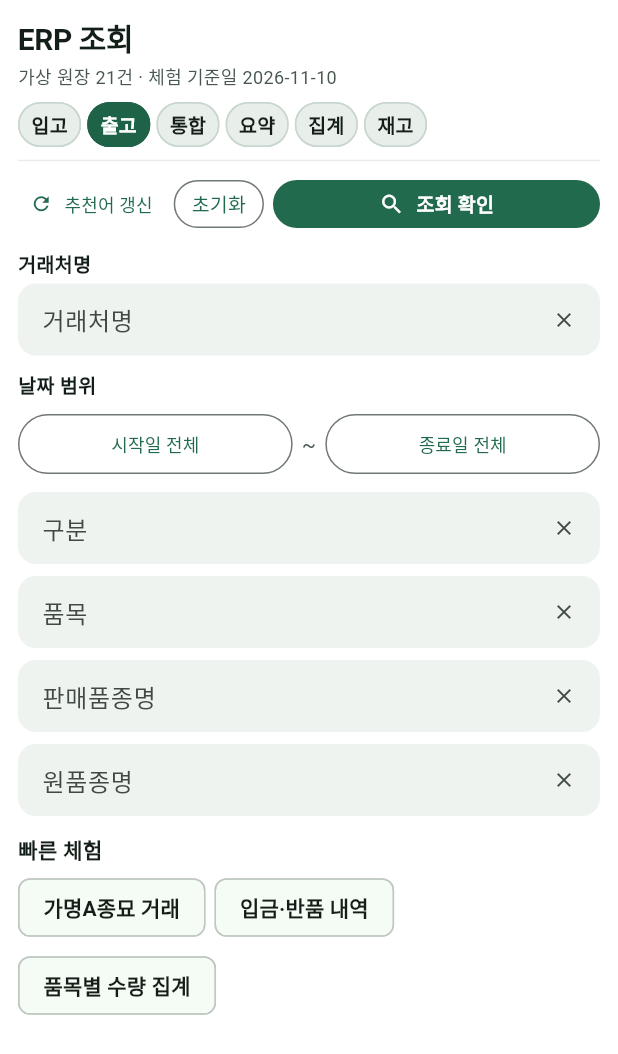
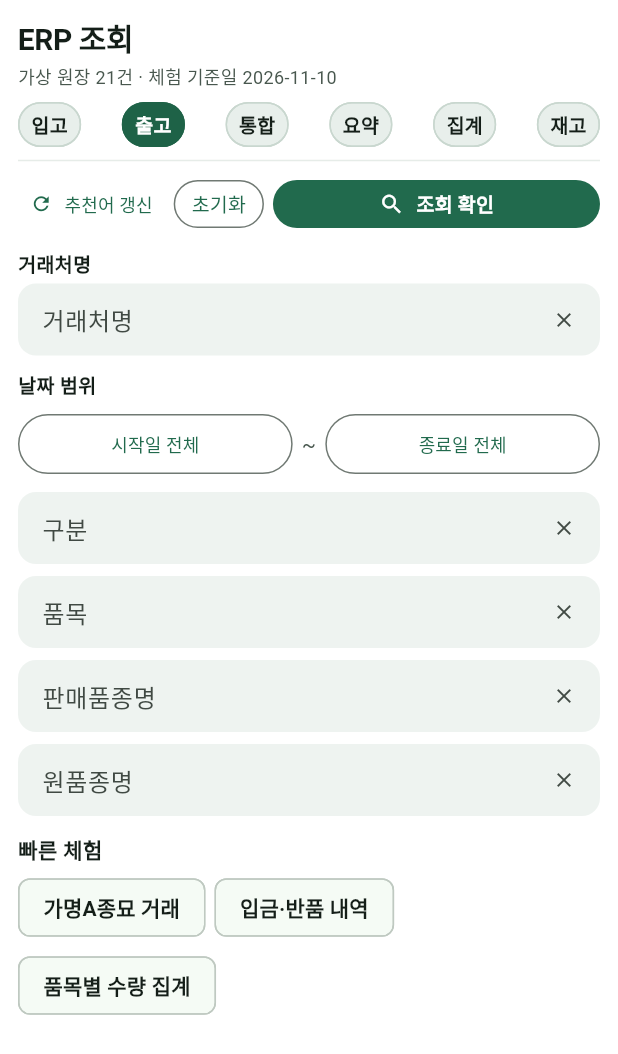
Before and after one commit to OKHand/Hangyeol-app, a Flutter app: the DemoErpPage widget shown alone on an empty page, opened directly, on a phone screen of 412 x 824 dp. Shown: the top 1054 px of the screen. Run offline on Flutter 3.47's test engine with Material 3 defaults, Android fonts, the phone set to English and light mode, and no system bars; our stand-ins replace flutter_secure_storage, geolocator, image_picker, webview_flutter; missing offline and left inert: exif, file_selector, webview_windows; accounts and stored records are empty.

Commit message:
Align ERP mode chips spaceBetween and compact top app bar account row

```diff
--- a/apps/flutter_shell/lib/src/demo/demo_erp_page.dart
+++ b/apps/flutter_shell/lib/src/demo/demo_erp_page.dart
@@ -66,9 +66,12 @@ class _DemoErpPageState extends State<DemoErpPage> {
         const Text('ERP 조회', style: TextStyle(fontSize: 20, fontWeight: FontWeight.w700, color: kHangyeolInk, letterSpacing: -0.3)),
         if (!widget.online) ...[const SizedBox(height: 2), const Text('가상 원장 21건 · 체험 기준일 2026-11-10', style: TextStyle(fontSize: 12, color: kHangyeolMuted))],
         const SizedBox(height: 8),
-        Wrap(
+        SizedBox(
+          width: double.infinity,
+          child: Wrap(
+            alignment: WrapAlignment.spaceBetween,
             spacing: 4,
-          runSpacing: 4,
+            runSpacing: 6,
             children: demoModes
                 .map((mode) => hangyeolChoicePill(
                       label: mode,
@@ -79,6 +82,7 @@ class _DemoErpPageState extends State<DemoErpPage> {
                       onSelected: _busy ? null : (_) => setState(() { _mode = mode; _error = ''; }),
                     ))
                 .toList(),
+          ),
         ),
         const Divider(height: 18, color: kHangyeolDivider),
         Column(crossAxisAlignment: CrossAxisAlignment.stretch, children: [
--- a/apps/flutter_shell/lib/src/serverless/app.dart
+++ b/apps/flutter_shell/lib/src/serverless/app.dart
@@ -147,7 +147,7 @@ class _AuthHomeState extends State<_AuthHome> with WidgetsBindingObserver {
     ]))))));}
     final manage=(user['permissions'] as List? ?? []).contains('staff.manage');
     final roleLabel=const {'owner':'최초 관리자','admin':'관리자','member':'직원','viewer':'조회자'}[user['role']]??'${user['role']??''}';
-    return Scaffold(appBar:AppBar(title:const Row(mainAxisSize:MainAxisSize.min,children:[Icon(Icons.eco,size:20,color:kHangyeolPrimary),SizedBox(width:6),Text('한결씨드 온라인')]),actions:[IconButton(tooltip:'계정·권한 새로 확인',onPressed:_refreshUser,icon:const Icon(Icons.refresh)),IconButton(tooltip:'로그아웃',onPressed:_busy?null:_logout,icon:const Icon(Icons.logout))]),body:SafeArea(child:Column(children:[Container(width:double.infinity,decoration:const BoxDecoration(color:kHangyeolCanvas,border:Border(bottom:BorderSide(color:kHangyeolDivider,width:0.8))),padding:const EdgeInsets.symmetric(horizontal:14,vertical:6),child:Text('${user['email']} · $roleLabel',style:const TextStyle(fontSize:12,color:kHangyeolMuted))),if(_error.isNotEmpty)Padding(padding:const EdgeInsets.all(6),child:Text(_error,style:TextStyle(color:Theme.of(context).colorScheme.error))),Expanded(child:IndexedStack(index:_tab,children:[
+    return Scaffold(appBar:AppBar(toolbarHeight:54,bottom:const PreferredSize(preferredSize:Size.fromHeight(1),child:Divider(height:1,color:kHangyeolDivider)),titleSpacing:14,title:Column(mainAxisSize:MainAxisSize.min,crossAxisAlignment:CrossAxisAlignment.start,children:[const Row(mainAxisSize:MainAxisSize.min,children:[Icon(Icons.eco,size:20,color:kHangyeolPrimary),SizedBox(width:6),Text('한결씨드 온라인')]),const SizedBox(height:1),Text('${user['email']} · $roleLabel',overflow:TextOverflow.ellipsis,style:const TextStyle(fontSize:12,fontWeight:FontWeight.w400,color:kHangyeolMuted))]),actions:[Padding(padding:const EdgeInsets.only(top:16,right:4),child:Row(mainAxisSize:MainAxisSize.min,children:[IconButton(visualDensity:VisualDensity.compact,constraints:const BoxConstraints(minWidth:36,minHeight:32),padding:const EdgeInsets.symmetric(horizontal:6),tooltip:'계정·권한 새로 확인',onPressed:_refreshUser,icon:const Icon(Icons.refresh,size:20)),IconButton(visualDensity:VisualDensity.compact,constraints:const BoxConstraints(minWidth:36,minHeight:32),padding:const EdgeInsets.symmetric(horizontal:6),tooltip:'로그아웃',onPressed:_busy?null:_logout,icon:const Icon(Icons.logout,size:20))]))]),body:SafeArea(child:Column(children:[if(_error.isNotEmpty)Padding(padding:const EdgeInsets.all(6),child:Text(_error,style:TextStyle(color:Theme.of(context).colorScheme.error))),Expanded(child:IndexedStack(index:_tab,children:[
       DemoErpPage(key:ValueKey('erp-${user['email']}'),loadReport:_report,loadSuggestions:_suggestions,refreshSuggestions:_refreshSuggestions),
       _visitedTabs.contains(1)?OnlinePhotosPage(key:ValueKey('photos-${user['email']}'),client:_client!,email:user['email'] as String,canCreate:(user['permissions'] as List? ?? []).contains('photos.create'),owner:user['role']=='owner',canManage:manage,onAuthError:_handle,settingsRevision:_photoSettingsRevision,repository:_photosFor(),useAccountStorage:true):const SizedBox.shrink(),
       _visitedTabs.contains(2)?MarketPricesPage(key:ValueKey('market-${user['email']}'),client:_client!,onAuthError:_handle,canManage:manage,email:'${user['email']??''}'):const SizedBox.shrink(),
```
Also changed, not shown: 3 other files. Lines whose indentation alone changed are shown as unchanged.
